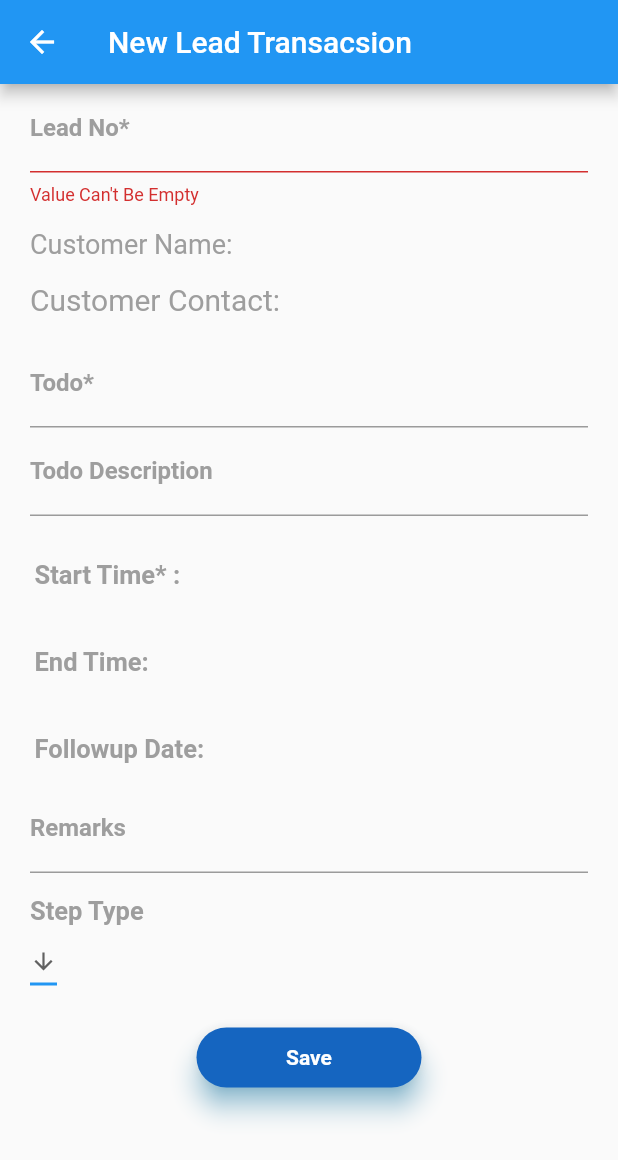
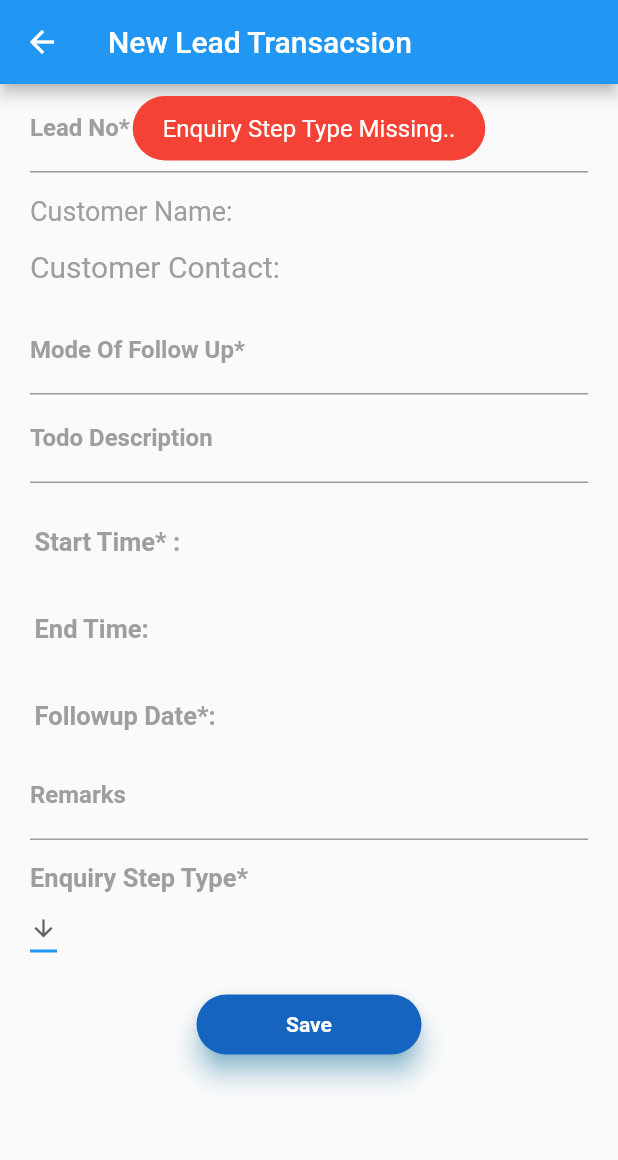
Before and after one commit to Beheshti-Kabir/FairGroupCRM, a Flutter app: the NewLeadTransaction screen opened by its route, after a tap on "Save", on a phone screen of 412 x 824 dp. Shown: the top 1160 px of the screen. Run offline on Flutter 3.47's test engine with Material 2 defaults, Android fonts, the phone set to English and light mode, and no system bars; our stand-ins replace flutter_datetime_picker, flutter_typeahead, fluttertoast, geolocator, shared_preferences; missing offline and left inert: dart:ffi, footer; accounts and stored records are empty; network calls fail.

Commit message:
mandatory fields change

```diff
--- a/lib/constants.dart
+++ b/lib/constants.dart
@@ -1,7 +1,7 @@
 class Constants {
   static String employeeId = '';
 
-  static String version = '1.0.14';
+  static String version = '1.0.15';
 
   static String employeeIDKey = 'EmployeeID';
   static String logInStatusKey = 'logInStatus';
--- a/lib/new_lead.dart
+++ b/lib/new_lead.dart
@@ -399,14 +399,12 @@ class _NewLeadState extends State<NewLead> {
             //           onConfirm: (date) {
             //         print('confirm $date');
             //         leadDate = date.toString();
-
             //         var lead_date_day = date.day.toInt() < 10
             //             ? '0' + date.day.toString()
             //             : date.day.toString();
             //         var lead_date_month = date.month.toInt() < 10
             //             ? '0' + date.month.toString()
             //             : date.month.toString();
-
             //         setState(() {
             //           leadDate = date.year.toString() +
             //               '-' +
--- a/lib/new_lead_transaction.dart
+++ b/lib/new_lead_transaction.dart
@@ -495,7 +495,7 @@ class _NewLeadTransactionState extends State<NewLeadTransaction> {
                         textFieldConfiguration: TextFieldConfiguration(
                           decoration: InputDecoration(
                               hintText: 'Type',
-                              labelText: 'Todo*',
+                              labelText: 'Mode Of Follow Up*',
                               labelStyle: TextStyle(
                                   color: Colors.grey,
                                   fontWeight: FontWeight.bold)),
@@ -657,7 +657,7 @@ class _NewLeadTransactionState extends State<NewLeadTransaction> {
                   }, currentTime: DateTime.now());
                 },
                 child: Text(
-                  "Followup Date: $_followupDateController",
+                  "Followup Date*: $_followupDateController",
                   style: TextStyle(
                       fontSize: 17,
                       color: Colors.grey,
@@ -767,7 +767,7 @@ class _NewLeadTransactionState extends State<NewLeadTransaction> {
                   mainAxisAlignment: MainAxisAlignment.start,
                   crossAxisAlignment: CrossAxisAlignment.start,
                   children: [
-                    Text("Step Type",
+                    Text("Enquiry Step Type*",
                         style: TextStyle(
                           fontSize: 17,
                           color: Colors.grey,
@@ -902,6 +902,30 @@ class _NewLeadTransactionState extends State<NewLeadTransaction> {
               child: Center(
                 child: GestureDetector(
                   onTap: () async {
+                    if (_stepController.text == '') {
+                      Fluttertoast.showToast(
+                          msg: "Enquiry Step Type Missing..",
+                          toastLength: Toast.LENGTH_SHORT,
+                          gravity: ToastGravity.TOP,
+                          timeInSecForIosWeb: 1,
+                          backgroundColor: Colors.red,
+                          textColor: Colors.white,
+                          fontSize: 16.0);
+                    } else {
+                      if (followUp_date == '' &&
+                          _stepController.text != 'INVOICED' &&
+                          _stepController.text != 'CANCEL' &&
+                          _stepController.text != 'LOST' &&
+                          _stepController.text != 'INVALID') {
+                        Fluttertoast.showToast(
+                            msg: "Follow-Up Date Missing..",
+                            toastLength: Toast.LENGTH_SHORT,
+                            gravity: ToastGravity.TOP,
+                            timeInSecForIosWeb: 1,
+                            backgroundColor: Colors.red,
+                            textColor: Colors.white,
+                            fontSize: 16.0);
+                      } else {
                         if (isLoad) {
                           //isLoad = true;
                           print("before validation");
@@ -937,7 +961,8 @@ class _NewLeadTransactionState extends State<NewLeadTransaction> {
                             remarks = _remarkController.text;
                             salesPerson = employID;
                             stepNo = _stepController.text;
-                        cancelReason = _cancelReasonController.text.toString();
+                            cancelReason =
+                                _cancelReasonController.text.toString();
 
                             print("after controller");
                             lostTo = _lostToController.text;
@@ -978,6 +1003,8 @@ class _NewLeadTransactionState extends State<NewLeadTransaction> {
                             }
                           }
                         }
+                      }
+                    }
                   },
                   child: Container(
                     height: 40.0,
```
Also changed, not shown: 5 other files. Lines whose indentation alone changed are shown as unchanged.
